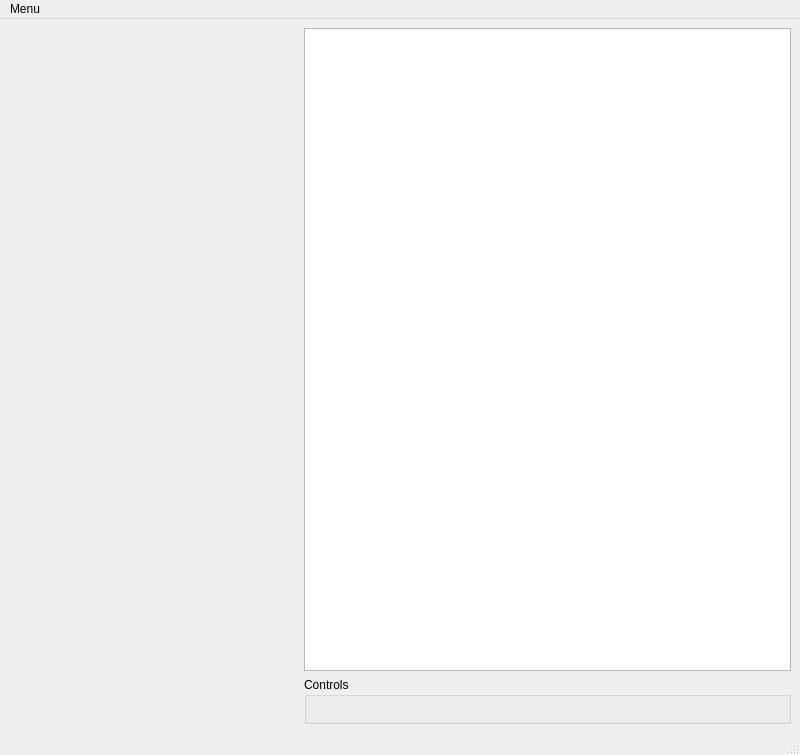
First picture: the form in esme/gui/ui/lps.ui, repository st-walker/esme, before the edit.
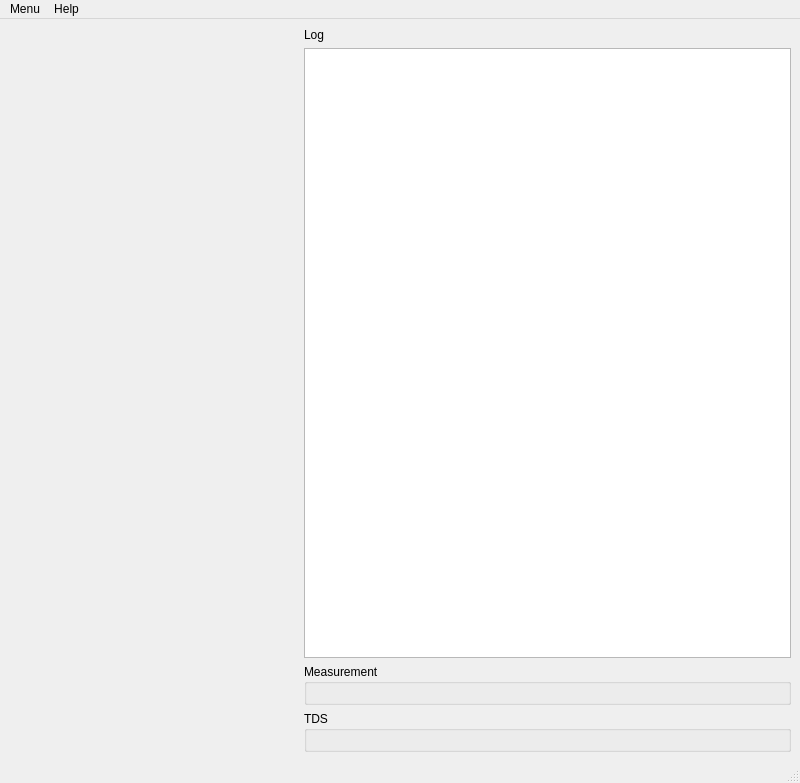
Second picture: the form after the edit. Custom widgets are drawn as their Qt base class.

Diff of the .ui file:
```diff
--- a/esme/gui/ui/lps.ui
+++ b/esme/gui/ui/lps.ui
@@ -7,14 +7,14 @@
     <x>0</x>
     <y>0</y>
     <width>800</width>
-    <height>604</height>
+    <height>783</height>
    </rect>
   </property>
   <property name="windowTitle">
    <string>High Resolution Slice Energy Spread Measurer</string>
   </property>
   <widget class="QWidget" name="centralwidget">
-   <layout class="QGridLayout" name="gridLayout_2">
+   <layout class="QGridLayout" name="gridLayout">
     <item row="0" column="0">
      <layout class="QVBoxLayout" name="verticalLayout_2">
       <item>
@@ -61,6 +61,13 @@
     </item>
     <item row="0" column="1">
      <layout class="QVBoxLayout" name="verticalLayout">
+      <item>
+       <widget class="QLabel" name="label">
+        <property name="text">
+         <string>Log</string>
+        </property>
+       </widget>
+      </item>
       <item>
        <widget class="QTextBrowser" name="info_log_box">
         <property name="minimumSize">
@@ -78,13 +85,7 @@
        </widget>
       </item>
       <item>
-       <widget class="QGroupBox" name="groupBox">
-        <property name="minimumSize">
-         <size>
-          <width>251</width>
-          <height>0</height>
-         </size>
-        </property>
+       <widget class="QGroupBox" name="scanner_group_box">
         <property name="maximumSize">
          <size>
           <width>500</width>
@@ -92,13 +93,34 @@
          </size>
         </property>
         <property name="title">
-         <string>Controls</string>
+         <string>Measurement</string>
         </property>
-        <layout class="QGridLayout" name="gridLayout">
-         <item row="0" column="0" colspan="2">
+        <layout class="QGridLayout" name="gridLayout_3">
+         <item row="0" column="0">
           <widget class="ScannerControl" name="scanner_panel" native="true"/>
          </item>
-         <item row="1" column="0" colspan="2">
+        </layout>
+       </widget>
+      </item>
+      <item>
+       <widget class="QGroupBox" name="tds_group_box">
+        <property name="minimumSize">
+         <size>
+          <width>251</width>
+          <height>0</height>
+         </size>
+        </property>
+        <property name="maximumSize">
+         <size>
+          <width>500</width>
+          <height>16777215</height>
+         </size>
+        </property>
+        <property name="title">
+         <string>TDS</string>
+        </property>
+        <layout class="QGridLayout" name="gridLayout_2">
+         <item row="0" column="0">
           <widget class="TDSControl" name="tds_panel" native="true"/>
          </item>
         </layout>
@@ -129,7 +151,15 @@
     </property>
     <addaction name="action_print_to_logbook"/>
    </widget>
+   <widget class="QMenu" name="menuHelp">
+    <property name="title">
+     <string>Help</string>
+    </property>
+    <addaction name="actionMachine_setup"/>
+    <addaction name="actionAbout"/>
+   </widget>
    <addaction name="menuMenu"/>
+   <addaction name="menuHelp"/>
   </widget>
   <widget class="QStatusBar" name="statusbar"/>
   <action name="action_print_to_logbook">
```
Left out of the diff: 10 changed lines with no effect on the pictures.
